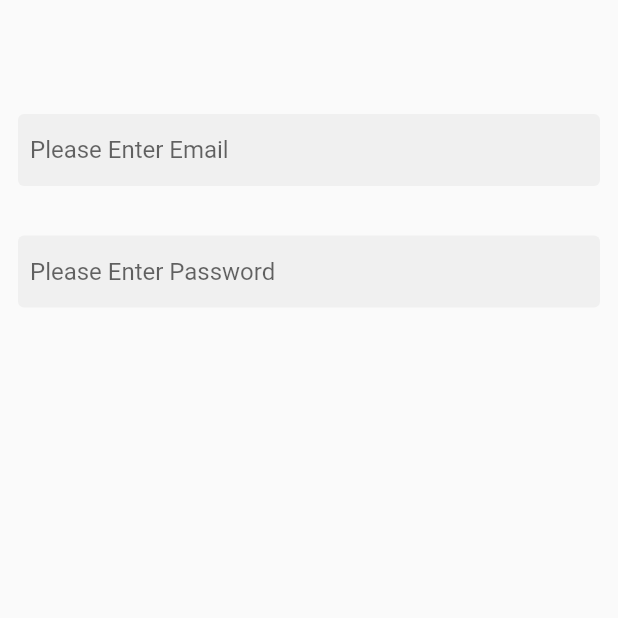
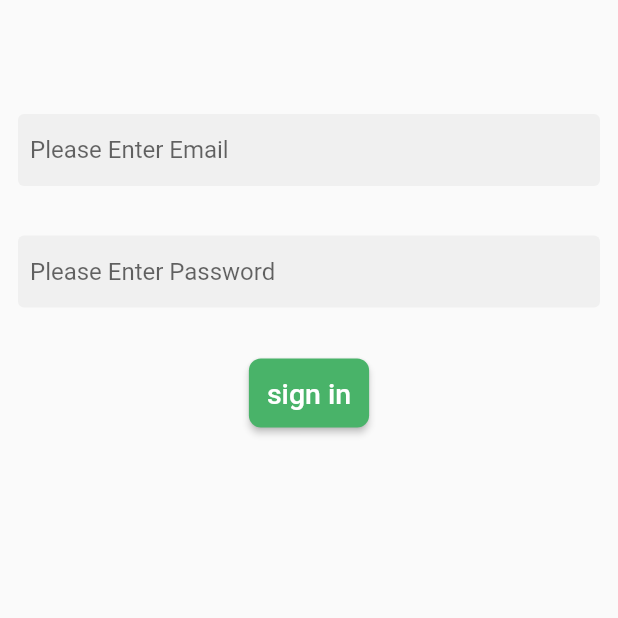
Before and after one commit to EslamElkurdi/E-Commerce-App, a Flutter app: the screen it shows after launch, on a phone screen of 412 x 824 dp, the top half of it. Run offline on Flutter 3.47's test engine with Material 2 defaults, Android fonts, the phone set to English and light mode, and no system bars.

Commit message:
IslamGamal create sign in button

```diff
--- a/lib/screens/login_screen.dart
+++ b/lib/screens/login_screen.dart
@@ -1,5 +1,6 @@
 import 'package:flutter/material.dart';
 
+import '../shared/colors/colors.dart';
 import '../shared/constants/constants.dart';
 
 class LoginScreen extends StatelessWidget {
@@ -28,6 +29,19 @@ class LoginScreen extends StatelessWidget {
                 obscureText: true,
                 decoration: InputDecortion.copyWith(hintText: 'Please Enter Password'),
         ),
+            const SizedBox(
+              height: 33.0,
+            ),
+            ElevatedButton(
+              onPressed: (){},
+              style: ButtonStyle(
+                backgroundColor: MaterialStateProperty.all(BTNgreen),
+                padding: MaterialStateProperty.all(EdgeInsets.all(12)),
+                shape: MaterialStateProperty.all(RoundedRectangleBorder(borderRadius: BorderRadius.circular(8))),
+              ),
+              child: Text("sign in", style: TextStyle(fontSize: 19),),
+            ),
+
     ]
     ),
       ));
```
